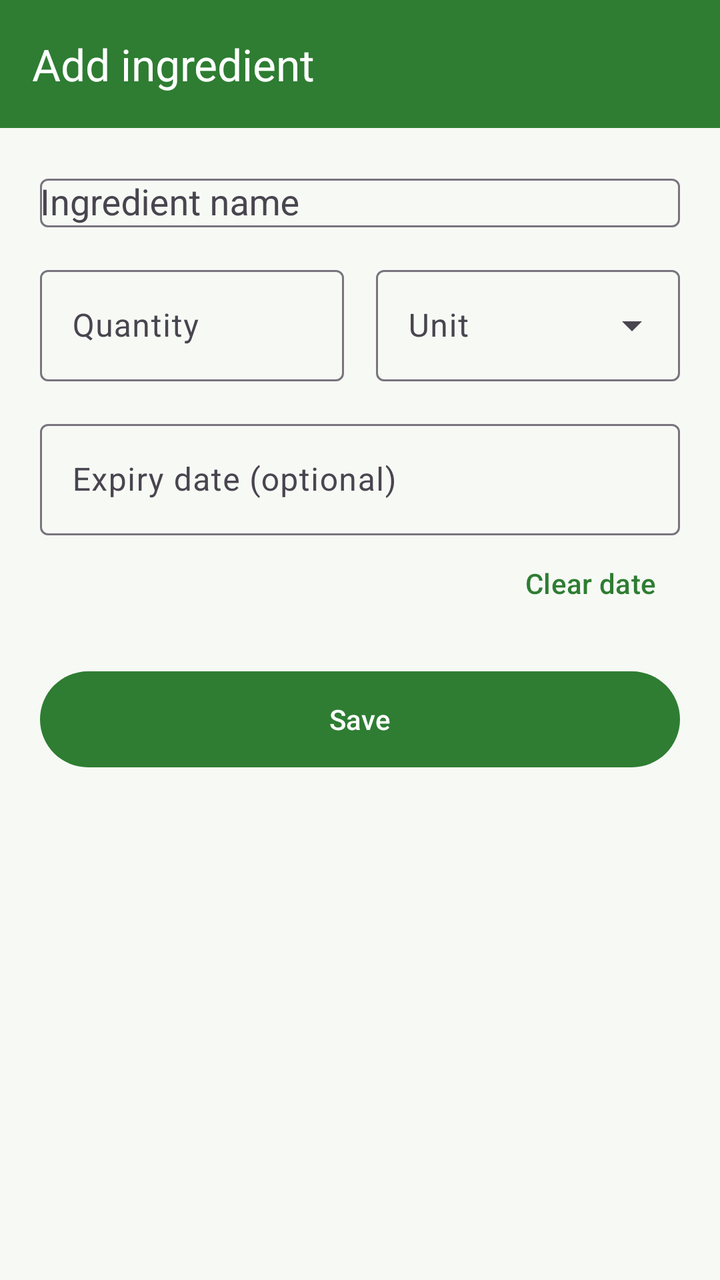
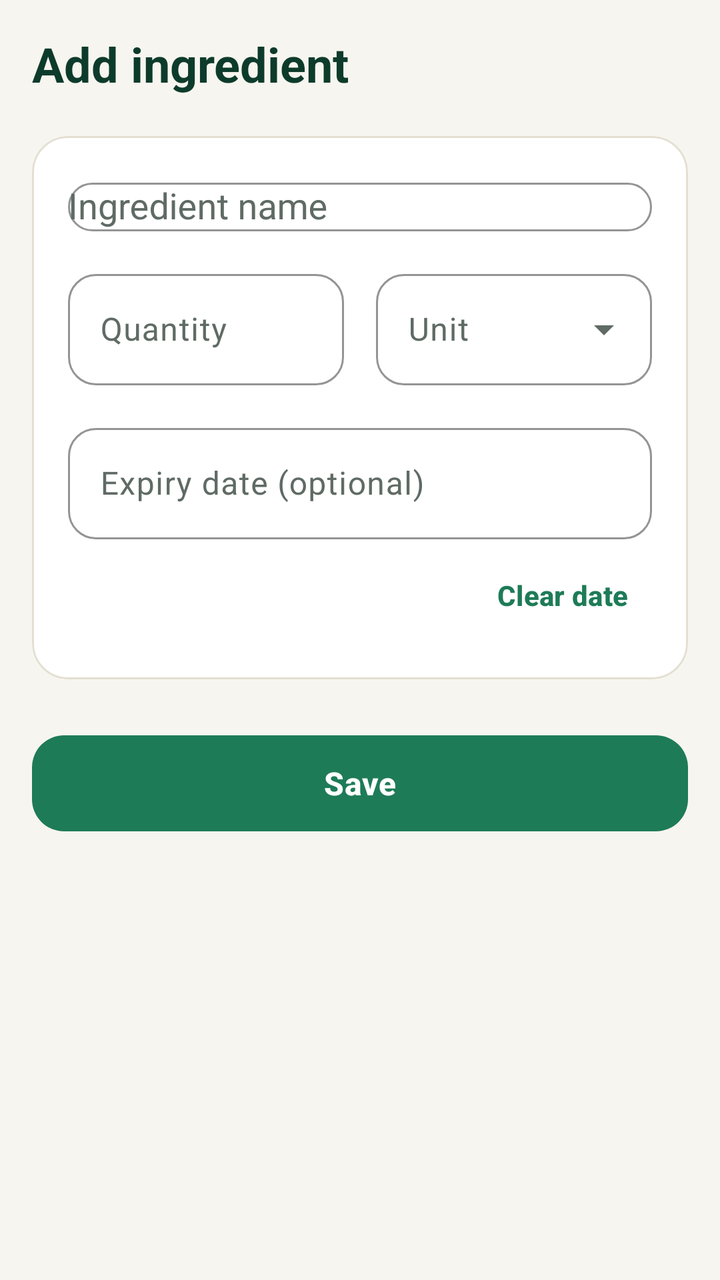

Two renders of the same Android screen: before a commit and after it. Below are the layout's source before the change and the commit's diff.
<!-- AndroidManifest.xml: application theme Theme.SmartPantry -->
<!-- res/layout/activity_add_edit_ingredient.xml -->
<?xml version="1.0" encoding="utf-8"?>
<LinearLayout xmlns:android="http://schemas.android.com/apk/res/android"
    xmlns:app="http://schemas.android.com/apk/res-auto"
    android:layout_width="match_parent"
    android:layout_height="match_parent"
    android:orientation="vertical">

    <com.google.android.material.appbar.MaterialToolbar
        android:id="@+id/toolbar"
        android:layout_width="match_parent"
        android:layout_height="?attr/actionBarSize"
        android:background="@color/green_primary"
        app:titleTextColor="@color/white"
        app:navigationIconTint="@color/white"
        app:title="Add ingredient" />

    <ScrollView
        android:layout_width="match_parent"
        android:layout_height="match_parent"
        android:fillViewport="true">

        <LinearLayout
            android:layout_width="match_parent"
            android:layout_height="wrap_content"
            android:orientation="vertical"
            android:padding="20dp">

            <com.google.android.material.textfield.TextInputLayout
                android:id="@+id/til_name"
                android:layout_width="match_parent"
                android:layout_height="wrap_content"
                android:hint="Ingredient name">

                <com.google.android.material.textfield.MaterialAutoCompleteTextView
                    android:id="@+id/et_name"
                    android:layout_width="match_parent"
                    android:layout_height="wrap_content"
                    android:imeOptions="actionNext"
                    android:inputType="textCapWords"
                    android:maxLength="40" />
            </com.google.android.material.textfield.TextInputLayout>

            <LinearLayout
                android:layout_width="match_parent"
                android:layout_height="wrap_content"
                android:layout_marginTop="16dp"
                android:orientation="horizontal">

                <com.google.android.material.textfield.TextInputLayout
                    android:id="@+id/til_qty"
                    android:layout_width="0dp"
                    android:layout_height="wrap_content"
                    android:layout_marginEnd="8dp"
                    android:layout_weight="1"
                    android:hint="Quantity">

                    <com.google.android.material.textfield.TextInputEditText
                        android:id="@+id/et_qty"
                        android:layout_width="match_parent"
                        android:layout_height="wrap_content"
                        android:inputType="numberDecimal" />
                </com.google.android.material.textfield.TextInputLayout>

                <com.google.android.material.textfield.TextInputLayout
                    android:id="@+id/til_unit"
                    style="@style/Widget.Material3.TextInputLayout.OutlinedBox.ExposedDropdownMenu"
                    android:layout_width="0dp"
                    android:layout_height="wrap_content"
                    android:layout_marginStart="8dp"
                    android:layout_weight="1"
                    android:hint="Unit">

                    <com.google.android.material.textfield.MaterialAutoCompleteTextView
                        android:id="@+id/et_unit"
                        android:layout_width="match_parent"
                        android:layout_height="wrap_content"
                        android:inputType="none" />
                </com.google.android.material.textfield.TextInputLayout>
            </LinearLayout>

            <com.google.android.material.textfield.TextInputLayout
                android:id="@+id/til_expiry"
                android:layout_width="match_parent"
                android:layout_height="wrap_content"
                android:layout_marginTop="16dp"
                android:hint="Expiry date (optional)">

                <com.google.android.material.textfield.TextInputEditText
                    android:id="@+id/et_expiry"
                    android:layout_width="match_parent"
                    android:layout_height="wrap_content"
                    android:clickable="true"
                    android:cursorVisible="false"
                    android:focusable="false"
                    android:inputType="none" />
            </com.google.android.material.textfield.TextInputLayout>

            <Button
                android:id="@+id/btn_clear_date"
                style="?attr/borderlessButtonStyle"
                android:layout_width="wrap_content"
                android:layout_height="wrap_content"
                android:layout_gravity="end"
                android:text="Clear date" />

            <Button
                android:id="@+id/btn_save"
                android:layout_width="match_parent"
                android:layout_height="56dp"
                android:layout_marginTop="16dp"
                android:text="Save" />

            <Button
                android:id="@+id/btn_delete"
                style="?attr/materialButtonOutlinedStyle"
                android:layout_width="match_parent"
                android:layout_height="56dp"
                android:layout_marginTop="8dp"
                android:text="Delete ingredient"
                android:textColor="@color/red"
                android:visibility="gone" />
        </LinearLayout>
    </ScrollView>
</LinearLayout>
<!-- resources referenced by this layout -->
<resources>
  <color name="green_primary">#2E7D32</color>
  <color name="red">#C62828</color>
  <style name="Theme.SmartPantry" parent="Theme.Material3.Light.NoActionBar">
          <item name="colorPrimary">@color/green_primary</item>
          <item name="colorOnPrimary">@color/white</item>
          <item name="colorPrimaryContainer">@color/green_container</item>
          <item name="colorOnPrimaryContainer">@color/green_dark</item>
          <item name="colorSecondary">@color/green_primary</item>
          <item name="colorSecondaryContainer">@color/green_container</item>
          <item name="colorOnSecondaryContainer">@color/green_dark</item>
          <item name="android:windowBackground">@color/background</item>
          <item name="android:statusBarColor">@color/green_dark</item>
          <item name="android:textColorPrimary">@color/text_dark</item>
      </style>
  <color name="green_container">#DCEFD8</color>
  <color name="green_dark">#1B5E20</color>
  <color name="background">#F7F9F5</color>
  <color name="text_dark">#1F2937</color>
  <!-- unchanged entries left out for length: 1 -->
</resources>

<!-- the commit's change to res/layout/activity_add_edit_ingredient.xml (unified diff, before → after) -->
@@ -3,122 +3,146 @@
     xmlns:app="http://schemas.android.com/apk/res-auto"
     android:layout_width="match_parent"
     android:layout_height="match_parent"
+    android:background="@color/background"
     android:orientation="vertical">
 
     <com.google.android.material.appbar.MaterialToolbar
         android:id="@+id/toolbar"
+        style="@style/Widget.SmartPantry.Toolbar"
         android:layout_width="match_parent"
-        android:layout_height="?attr/actionBarSize"
-        android:background="@color/green_primary"
-        app:titleTextColor="@color/white"
-        app:navigationIconTint="@color/white"
+        android:layout_height="64dp"
         app:title="Add ingredient" />
 
     <ScrollView
         android:layout_width="match_parent"
         android:layout_height="match_parent"
+        android:clipToPadding="false"
         android:fillViewport="true">
 
         <LinearLayout
             android:layout_width="match_parent"
             android:layout_height="wrap_content"
             android:orientation="vertical"
-            android:padding="20dp">
+            android:paddingStart="16dp"
+            android:paddingTop="4dp"
+            android:paddingEnd="16dp"
+            android:paddingBottom="24dp">
 
-            <com.google.android.material.textfield.TextInputLayout
-                android:id="@+id/til_name"
+            
+            <com.google.android.material.card.MaterialCardView
+                style="@style/Widget.SmartPantry.Card"
                 android:layout_width="match_parent"
-                android:layout_height="wrap_content"
-                android:hint="Ingredient name">
+                android:layout_height="wrap_content">
 
-                <com.google.android.material.textfield.MaterialAutoCompleteTextView
-                    android:id="@+id/et_name"
+                <LinearLayout
                     android:layout_width="match_parent"
                     android:layout_height="wrap_content"
-                    android:imeOptions="actionNext"
-                    android:inputType="textCapWords"
-                    android:maxLength="40" />
-            </com.google.android.material.textfield.TextInputLayout>
+                    android:orientation="vertical"
+                    android:padding="18dp">
 
-            <LinearLayout
-                android:layout_width="match_parent"
-                android:layout_height="wrap_content"
-                android:layout_marginTop="16dp"
-                android:orientation="horizontal">
-
-                <com.google.android.material.textfield.TextInputLayout
-                    android:id="@+id/til_qty"
-                    android:layout_width="0dp"
-                    android:layout_height="wrap_content"
-                    android:layout_marginEnd="8dp"
-                    android:layout_weight="1"
-                    android:hint="Quantity">
-
-                    <com.google.android.material.textfield.TextInputEditText
-                        android:id="@+id/et_qty"
+                    <com.google.android.material.textfield.TextInputLayout
+                        android:id="@+id/til_name"
+                        style="@style/Widget.SmartPantry.TextInput"
                         android:layout_width="match_parent"
                         android:layout_height="wrap_content"
-                        android:inputType="numberDecimal" />
-                </com.google.android.material.textfield.TextInputLayout>
+                        android:hint="Ingredient name">
 
-                <com.google.android.material.textfield.TextInputLayout
-                    android:id="@+id/til_unit"
-                    style="@style/Widget.Material3.TextInputLayout.OutlinedBox.ExposedDropdownMenu"
-                    android:layout_width="0dp"
-                    android:layout_height="wrap_content"
-                    android:layout_marginStart="8dp"
-                    android:layout_weight="1"
-                    android:hint="Unit">
+                        <com.google.android.material.textfield.MaterialAutoCompleteTextView
+                            android:id="@+id/et_name"
+                            android:layout_width="match_parent"
+                            android:layout_height="wrap_content"
+                            android:imeOptions="actionNext"
+                            android:inputType="textCapWords"
+                            android:maxLength="40" />
+                    </com.google.android.material.textfield.TextInputLayout>
 
-                    <com.google.android.material.textfield.MaterialAutoCompleteTextView
-                        android:id="@+id/et_unit"
+                    <LinearLayout
                         android:layout_width="match_parent"
                         android:layout_height="wrap_content"
-                        android:inputType="none" />
-                </com.google.android.material.textfield.TextInputLayout>
-            </LinearLayout>
+                        android:layout_marginTop="16dp"
+                        android:orientation="horizontal">
 
-            <com.google.android.material.textfield.TextInputLayout
-                android:id="@+id/til_expiry"
-                android:layout_width="match_parent"
-                android:layout_height="wrap_content"
-                android:layout_marginTop="16dp"
-                android:hint="Expiry date (optional)">
+                        <com.google.android.material.textfield.TextInputLayout
+                            android:id="@+id/til_qty"
+                            style="@style/Widget.SmartPantry.TextInput"
+                            android:layout_width="0dp"
+                            android:layout_height="wrap_content"
+                            android:layout_marginEnd="8dp"
+                            android:layout_weight="1"
+                            android:hint="Quantity">
 
-                <com.google.android.material.textfield.TextInputEditText
-                    android:id="@+id/et_expiry"
-                    android:layout_width="match_parent"
-                    android:layout_height="wrap_content"
-                    android:clickable="true"
-                    android:cursorVisible="false"
-                    android:focusable="false"
-                    android:inputType="none" />
-            </com.google.android.material.textfield.TextInputLayout>
+                            <com.google.android.material.textfield.TextInputEditText
+                                android:id="@+id/et_qty"
+                                android:layout_width="match_parent"
+                                android:layout_height="wrap_content"
+                                android:inputType="numberDecimal" />
+                        </com.google.android.material.textfield.TextInputLayout>
 
-            <Button
-                android:id="@+id/btn_clear_date"
-                style="?attr/borderlessButtonStyle"
-                android:layout_width="wrap_content"
-                android:layout_height="wrap_content"
-                android:layout_gravity="end"
-                android:text="Clear date" />
+                        <com.google.android.material.textfield.TextInputLayout
+                            android:id="@+id/til_unit"
+                            style="@style/Widget.SmartPantry.TextInput.Dropdown"
+                            android:layout_width="0dp"
+                            android:layout_height="wrap_content"
+                            android:layout_marginStart="8dp"
+                            android:layout_weight="1"
+                            android:hint="Unit">
 
-            <Button
+                            <com.google.android.material.textfield.MaterialAutoCompleteTextView
+                                android:id="@+id/et_unit"
+                                android:layout_width="match_parent"
+                                android:layout_height="wrap_content"
+                                android:inputType="none" />
+                        </com.google.android.material.textfield.TextInputLayout>
+                    </LinearLayout>
+
+                    <com.google.android.material.textfield.TextInputLayout
+                        android:id="@+id/til_expiry"
+                        style="@style/Widget.SmartPantry.TextInput"
+                        android:layout_width="match_parent"
+                        android:layout_height="wrap_content"
+                        android:layout_marginTop="16dp"
+                        android:hint="Expiry date (optional)">
+
+                        <com.google.android.material.textfield.TextInputEditText
+                            android:id="@+id/et_expiry"
+                            android:layout_width="match_parent"
+                            android:layout_height="wrap_content"
+                            android:clickable="true"
+                            android:cursorVisible="false"
+                            android:focusable="false"
+                            android:inputType="none" />
+                    </com.google.android.material.textfield.TextInputLayout>
+
+                    <com.google.android.material.button.MaterialButton
+                        android:id="@+id/btn_clear_date"
+                        style="@style/Widget.SmartPantry.Button.Text"
+                        android:layout_width="wrap_content"
+                        android:layout_height="wrap_content"
+                        android:layout_gravity="end"
+                        android:layout_marginTop="4dp"
+                        android:text="Clear date" />
+                </LinearLayout>
+            </com.google.android.material.card.MaterialCardView>
+
+            <com.google.android.material.button.MaterialButton
                 android:id="@+id/btn_save"
+                style="@style/Widget.SmartPantry.Button"
                 android:layout_width="match_parent"
                 android:layout_height="56dp"
-                android:layout_marginTop="16dp"
+                android:layout_marginTop="24dp"
                 android:text="Save" />
 
-            <Button
+            <com.google.android.material.button.MaterialButton
                 android:id="@+id/btn_delete"
-                style="?attr/materialButtonOutlinedStyle"
+                style="@style/Widget.SmartPantry.Button.Danger"
                 android:layout_width="match_parent"
                 android:layout_height="56dp"
-                android:layout_marginTop="8dp"
+                android:layout_marginTop="12dp"
                 android:text="Delete ingredient"
-                android:textColor="@color/red"
-                android:visibility="gone" />
+                android:visibility="gone"
+                app:icon="@drawable/ic_delete"
+                app:iconGravity="textStart"
+                app:iconPadding="10dp" />
         </LinearLayout>
     </ScrollView>
 </LinearLayout>
<!-- resource entries referenced after the edit -->
@@ -1,23 +1,142 @@
 <!-- resources referenced by this layout -->
 <resources>
-  <color name="green_primary">#2E7D32</color>
-  <color name="red">#C62828</color>
+  <color name="green_primary">#1E7B57</color>
+  <style name="TextAppearance.SmartPantry.ToolbarTitle" parent="TextAppearance.Material3.TitleLarge">
+          <item name="android:textSize">24sp</item>
+          <item name="android:textStyle">bold</item>
+          <item name="android:textColor">@color/green_dark</item>
+      </style>
+  <color name="red">#B3261E</color>
+  <color name="red_container">#FCE4E1</color>
+  <color name="outline_soft">#E3DFD2</color>
   <style name="Theme.SmartPantry" parent="Theme.Material3.Light.NoActionBar">
+  
+          
           <item name="colorPrimary">@color/green_primary</item>
           <item name="colorOnPrimary">@color/white</item>
           <item name="colorPrimaryContainer">@color/green_container</item>
           <item name="colorOnPrimaryContainer">@color/green_dark</item>
+  
+          
           <item name="colorSecondary">@color/green_primary</item>
+          <item name="colorOnSecondary">@color/white</item>
           <item name="colorSecondaryContainer">@color/green_container</item>
           <item name="colorOnSecondaryContainer">@color/green_dark</item>
+  
+          
+          <item name="colorTertiary">@color/saffron</item>
+          <item name="colorOnTertiary">@color/on_saffron</item>
+          <item name="colorTertiaryContainer">@color/saffron_container</item>
+          <item name="colorOnTertiaryContainer">@color/on_saffron</item>
+  
+          
+          <item name="colorError">@color/red</item>
+          <item name="colorOnError">@color/white</item>
+          <item name="colorErrorContainer">@color/red_container</item>
+          <item name="colorOnErrorContainer">@color/red</item>
+  
+          
+          <item name="android:colorBackground">@color/background</item>
+          <item name="colorOnBackground">@color/text_dark</item>
+          <item name="colorSurface">@color/white</item>
+          <item name="colorOnSurface">@color/text_dark</item>
+          <item name="colorSurfaceVariant">@color/surface_variant</item>
+          <item name="colorOnSurfaceVariant">@color/grey</item>
+          <item name="colorSurfaceContainerLowest">@color/white</item>
+          <item name="colorSurfaceContainerLow">@color/white</item>
+          <item name="colorSurfaceContainer">@color/white</item>
+          <item name="colorSurfaceContainerHigh">@color/white</item>
+          <item name="colorSurfaceContainerHighest">@color/surface_variant</item>
+          <item name="colorOutline">@color/outline</item>
+          <item name="colorOutlineVariant">@color/outline_soft</item>
+  
+          
           <item name="android:windowBackground">@color/background</item>
-          <item name="android:statusBarColor">@color/green_dark</item>
+          <item name="android:statusBarColor">@color/background</item>
+          <item name="android:windowLightStatusBar">true</item>
+  
+          
           <item name="android:textColorPrimary">@color/text_dark</item>
+          <item name="android:textColorSecondary">@color/grey</item>
       </style>
-  <color name="green_container">#DCEFD8</color>
-  <color name="green_dark">#1B5E20</color>
-  <color name="background">#F7F9F5</color>
-  <color name="text_dark">#1F2937</color>
+  <color name="green_container">#D3EEDF</color>
+  <color name="saffron">#F2B138</color>
+  <color name="on_saffron">#4A3000</color>
+  <color name="saffron_container">#FFE7B0</color>
+  <color name="green_dark">#0D3B2B</color>
+  <color name="background">#F7F5EF</color>
+  <!-- drawable ic_delete (drawable) -->
+  <vector xmlns:android="http://schemas.android.com/apk/res/android"
+      android:width="24dp" android:height="24dp" android:viewportWidth="24" android:viewportHeight="24"
+      android:tint="?attr/colorControlNormal">
+      
+      <path
+          android:strokeColor="#FF000000"
+          android:strokeWidth="1.8"
+          android:strokeLineCap="round"
+          android:strokeLineJoin="round"
+          android:pathData="M4,7h16M9.5,7V5.2A1.2,1.2 0 0 1 10.7,4h2.6A1.2,1.2 0 0 1 14.5,5.2V7M6,7l0.8,11.2A2,2 0 0 0 8.8,20h6.4a2,2 0 0 0 2,-1.8L18,7" />
+      
+      <path
+          android:strokeColor="#FF000000"
+          android:strokeWidth="1.8"
+          android:strokeLineCap="round"
+          android:pathData="M10,11v5M14,11v5" />
+  </vector>
+  <style name="Widget.SmartPantry.Button" parent="Widget.Material3.Button">
+          <item name="cornerRadius">16dp</item>
+          <item name="android:textSize">16sp</item>
+          <item name="android:textStyle">bold</item>
+          <item name="android:letterSpacing">0.01</item>
+      </style>
+  <style name="Widget.SmartPantry.Button.Danger" parent="Widget.Material3.Button.OutlinedButton">
+          <item name="cornerRadius">16dp</item>
+          <item name="android:textSize">16sp</item>
+          <item name="android:textStyle">bold</item>
+          <item name="android:textColor">@color/red</item>
+          <item name="strokeColor">@color/red</item>
+          <item name="strokeWidth">1dp</item>
+          <item name="iconTint">@color/red</item>
+          <item name="rippleColor">@color/red_container</item>
+      </style>
+  <style name="Widget.SmartPantry.Button.Text" parent="Widget.Material3.Button.TextButton">
+          <item name="cornerRadius">12dp</item>
+          <item name="android:textStyle">bold</item>
+      </style>
+  <style name="Widget.SmartPantry.Card" parent="Widget.Material3.CardView.Outlined">
+          <item name="cardBackgroundColor">@color/white</item>
+          <item name="cardCornerRadius">18dp</item>
+          <item name="cardElevation">0dp</item>
+          <item name="strokeColor">@color/outline_soft</item>
+          <item name="strokeWidth">1dp</item>
+      </style>
+  <style name="Widget.SmartPantry.TextInput" parent="Widget.Material3.TextInputLayout.OutlinedBox">
+          <item name="boxCornerRadiusTopStart">14dp</item>
+          <item name="boxCornerRadiusTopEnd">14dp</item>
+          <item name="boxCornerRadiusBottomStart">14dp</item>
+          <item name="boxCornerRadiusBottomEnd">14dp</item>
+          <item name="boxStrokeColor">@color/green_primary</item>
+          <item name="hintTextColor">@color/green_primary</item>
+      </style>
+  <style name="Widget.SmartPantry.TextInput.Dropdown" parent="Widget.Material3.TextInputLayout.OutlinedBox.ExposedDropdownMenu">
+          <item name="boxCornerRadiusTopStart">14dp</item>
+          <item name="boxCornerRadiusTopEnd">14dp</item>
+          <item name="boxCornerRadiusBottomStart">14dp</item>
+          <item name="boxCornerRadiusBottomEnd">14dp</item>
+          <item name="boxStrokeColor">@color/green_primary</item>
+          <item name="hintTextColor">@color/green_primary</item>
+      </style>
+  <style name="Widget.SmartPantry.Toolbar" parent="Widget.Material3.Toolbar">
+          <item name="android:background">@color/background</item>
+          <item name="android:elevation">0dp</item>
+          <item name="titleTextAppearance">@style/TextAppearance.SmartPantry.ToolbarTitle</item>
+          <item name="titleTextColor">@color/green_dark</item>
+          <item name="navigationIconTint">@color/green_dark</item>
+      </style>
+  <color name="text_dark">#17231D</color>
+  <color name="surface_variant">#EFEDE4</color>
+  <color name="grey">#5F6B64</color>
+  <color name="outline">#9AA39D</color>
   <!-- unchanged entries left out for length: 1 -->
 </resources>
 
